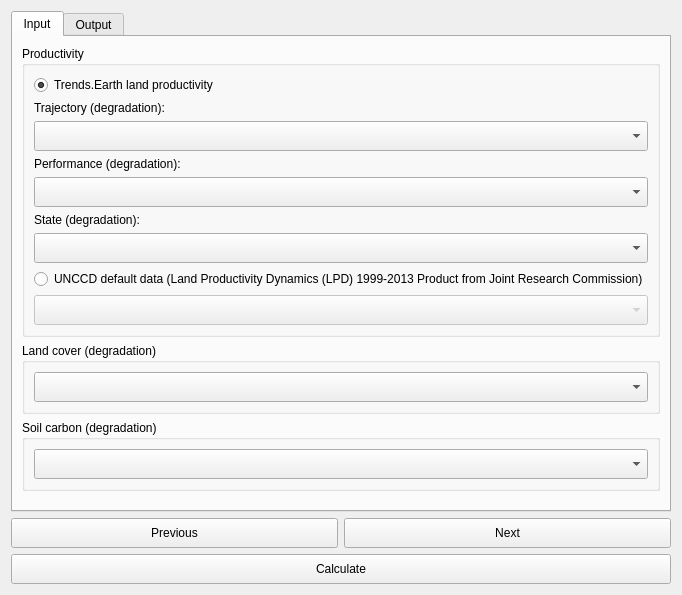
Qt form LDMP/gui/DlgCalculateSummaryTableAdmin.ui (ConservationInternational/trends.earth) before a commit.
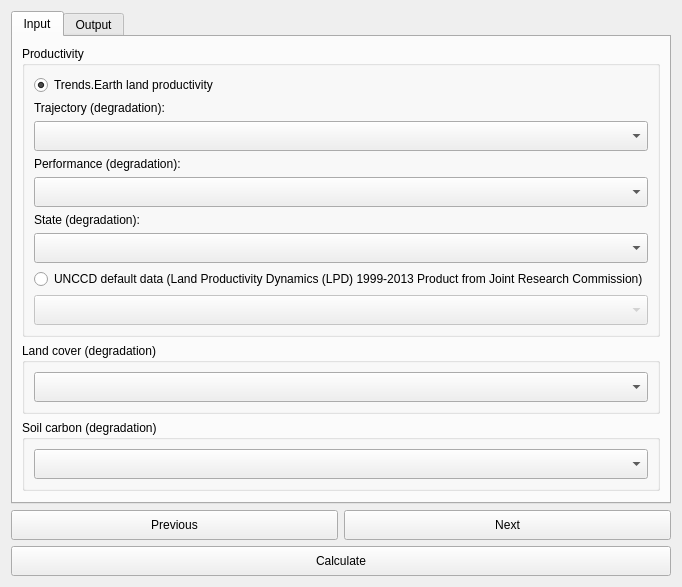
The same form after that commit. Custom widgets are drawn as their Qt base class.

Patch:
```diff
--- a/LDMP/gui/DlgCalculateSummaryTableAdmin.ui
+++ b/LDMP/gui/DlgCalculateSummaryTableAdmin.ui
@@ -6,12 +6,12 @@
    <rect>
     <x>0</x>
     <y>0</y>
-    <width>605</width>
-    <height>595</height>
+    <width>615</width>
+    <height>560</height>
    </rect>
   </property>
   <property name="sizePolicy">
-   <sizepolicy hsizetype="Expanding" vsizetype="Expanding">
+   <sizepolicy hsizetype="Fixed" vsizetype="Fixed">
     <horstretch>0</horstretch>
     <verstretch>0</verstretch>
    </sizepolicy>
```
